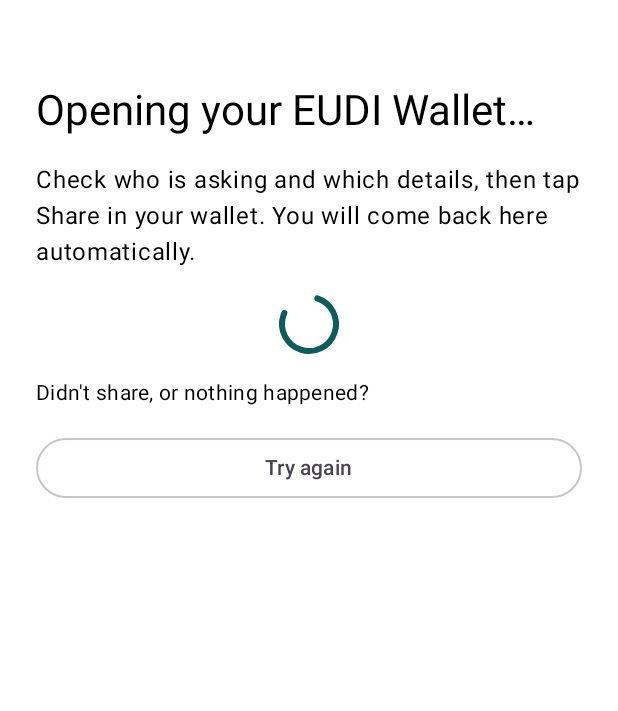
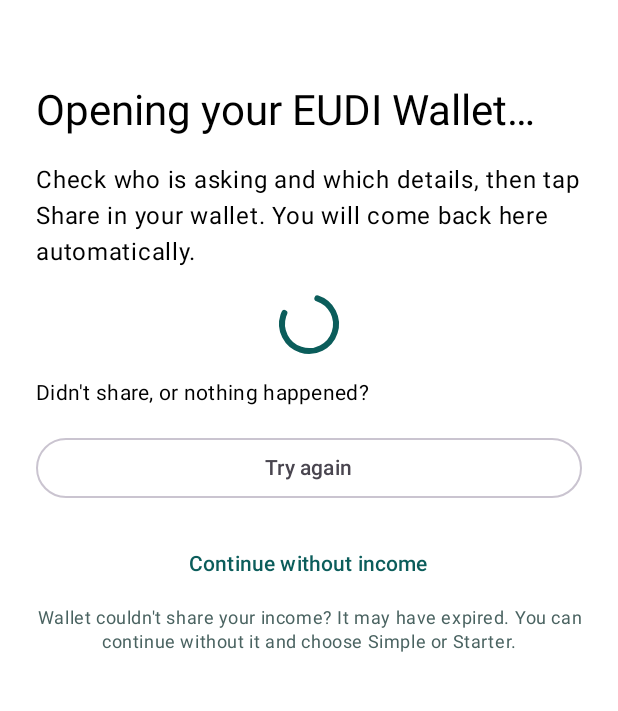
Before and after one commit to pteofil/onboarding-eudi-wallet, an Android app built with Jetpack Compose: the @Preview function HandoffPreview, on a phone screen of 412 x 824 dp, the part 110-821 px from its top. Run offline under Robolectric (Android 15) with nearby library versions, the phone set to English and light mode, and no system bars.

Commit message:
Android: 'Continue without income' on the hand-off screen; final reason_income_not_received copy
An expired income document makes the wallet refuse the whole ONBOARD_FULL request without returning to the app
or telling the backend. When income was requested, the hand-off screen offers to drop it: polling for the current
request stops, shareIncome becomes false and a fresh ONBOARD_BASIC request opens the wallet.

Co-authored-by: Copilot <223556219+Copilot@users.noreply.github.com>

```diff
--- a/android/app/src/main/java/ro/banking40/team01/ui/OnboardingApp.kt
+++ b/android/app/src/main/java/ro/banking40/team01/ui/OnboardingApp.kt
@@ -67,7 +67,11 @@ fun OnboardingApp(viewModel: OnboardingViewModel) {
                     onShareIncomeChange = viewModel::setShareIncome,
                     onContinue = viewModel::continueWithWallet,
                 )
-                Screen.Handoff -> HandoffScreen(onTryAgain = viewModel::tryAgain)
+                Screen.Handoff -> HandoffScreen(
+                    incomeRequested = state.shareIncome,
+                    onTryAgain = viewModel::tryAgain,
+                    onContinueWithoutIncome = viewModel::continueWithoutIncome,
+                )
                 Screen.Verifying -> VerifyingScreen()
                 Screen.Review -> state.review?.let { review ->
                     ReviewScreen(
--- a/android/app/src/main/java/ro/banking40/team01/ui/WalletScreens.kt
+++ b/android/app/src/main/java/ro/banking40/team01/ui/WalletScreens.kt
@@ -1,22 +1,30 @@
 package ro.banking40.team01.ui
 
 import androidx.compose.foundation.layout.Arrangement
+import androidx.compose.foundation.layout.Column
 import androidx.compose.foundation.layout.Row
 import androidx.compose.foundation.layout.fillMaxWidth
 import androidx.compose.material3.CircularProgressIndicator
 import androidx.compose.material3.MaterialTheme
 import androidx.compose.material3.OutlinedButton
+import androidx.compose.material3.TextButton
 import androidx.compose.material3.Text
 import androidx.compose.runtime.Composable
 import androidx.compose.ui.Modifier
 import androidx.compose.ui.res.stringResource
+import androidx.compose.ui.text.style.TextAlign
 import androidx.compose.ui.tooling.preview.Preview
+import androidx.compose.ui.unit.dp
 import ro.banking40.team01.R
 import ro.banking40.team01.ui.theme.VerifiedStartTheme
 
-/** 3 Wallet hand-off. Try again is always offered: a cancel in the wallet never calls back. */
+/**
+ * 3 Wallet hand-off. Try again is always offered: a cancel in the wallet never calls back.
+ * With income requested, the wallet also stays silent when the income document has expired, so the customer
+ * can drop income and continue with identity and address only.
+ */
 @Composable
-fun HandoffScreen(onTryAgain: () -> Unit) {
+fun HandoffScreen(incomeRequested: Boolean, onTryAgain: () -> Unit, onContinueWithoutIncome: () -> Unit) {
     StepLayout(
         title = stringResource(R.string.handoff_title),
         body = stringResource(R.string.handoff_body),
@@ -25,6 +33,20 @@ fun HandoffScreen(onTryAgain: () -> Unit) {
         Text(stringResource(R.string.handoff_not_opened), style = MaterialTheme.typography.bodyMedium)
         OutlinedButton(onClick = onTryAgain, modifier = Modifier.fillMaxWidth()) {
             Text(stringResource(R.string.btn_try_again))
+        }
+        if (incomeRequested) {
+            Column(verticalArrangement = Arrangement.spacedBy(4.dp)) {
+                TextButton(onClick = onContinueWithoutIncome, modifier = Modifier.fillMaxWidth()) {
+                    Text(stringResource(R.string.btn_continue_without_income))
+                }
+                Text(
+                    text = stringResource(R.string.handoff_income_hint),
+                    style = MaterialTheme.typography.bodySmall,
+                    color = MaterialTheme.colorScheme.secondary,
+                    textAlign = TextAlign.Center,
+                    modifier = Modifier.fillMaxWidth(),
+                )
+            }
         }
     }
 }
@@ -49,4 +71,4 @@ private fun Spinner() {
 
 @Preview(showBackground = true)
 @Composable
-private fun HandoffPreview() = VerifiedStartTheme { HandoffScreen {} }
+private fun HandoffPreview() = VerifiedStartTheme { HandoffScreen(incomeRequested = true, {}, {}) }
--- a/android/app/src/main/res/values/strings.xml
+++ b/android/app/src/main/res/values/strings.xml
@@ -51,6 +51,8 @@
     <string name="handoff_title">Opening your EUDI Wallet…</string>
     <string name="handoff_body">Check who is asking and which details, then tap Share in your wallet. You will come back here automatically.</string>
     <string name="handoff_not_opened">Didn\'t share, or nothing happened?</string>
+    <string name="btn_continue_without_income">Continue without income</string>
+    <string name="handoff_income_hint">Wallet couldn\'t share your income? It may have expired. You can continue without it and choose Simple or Starter.</string>
 
     <!-- 4 Verifying -->
     <string name="verifying_title">Verifying your details…</string>
@@ -173,7 +175,7 @@
     <string name="reason_needs_premium">Premium needs a net income of at least 10,000 RON a month.</string>
     <string name="reason_income_not_shared">You didn\'t share your income, so we\'ve shown packages that don\'t need it.</string>
     <string name="reason_income_not_linked">We couldn\'t match your income document to your identity, so we didn\'t use it.</string>
-    <string name="reason_income_not_received">You chose to share your income, but your wallet didn\'t send it, so we\'ve shown packages that don\'t need it.</string>
+    <string name="reason_income_not_received">We didn\'t receive an income document from your wallet. If yours has expired, ask your income provider for a new one.</string>
     <string name="reason_travel_ins_ok">Travel insurance is included (available up to age 70).</string>
     <string name="reason_travel_ins_age">Travel insurance isn\'t available at your age (up to age 70).</string>
     <string name="reason_life_ins_ok">Life insurance is included (available up to age 80).</string>
```
Also changed, not shown: android/app/src/main/java/ro/banking40/team01/onboarding/OnboardingViewModel.kt (+10 -0 lines).
